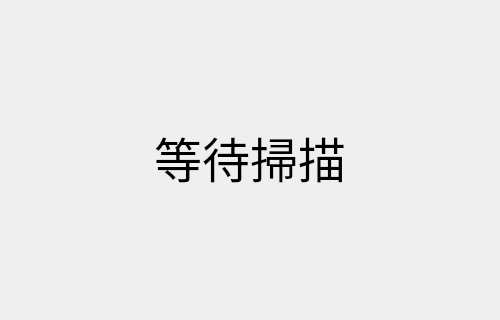
The window that src/main/resources/base/panel.ui (redbug312/ntuoc13-punch-clock) describes before a commit, drawn with Qt 5; both pictures show x 0 to 500 and y 132 to 452 of the 500 by 600 pixel window.
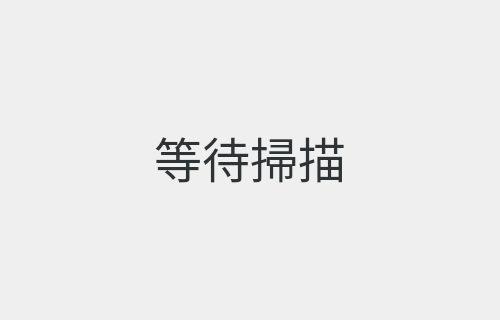
The same window after the commit.

Commit message: Adopt fonts for panel

Patch:
```diff
--- a/src/main/resources/base/panel.ui
+++ b/src/main/resources/base/panel.ui
@@ -18,7 +18,7 @@
     <item>
      <widget class="QLabel" name="infoLabel">
       <property name="text">
-       <string>&lt;p align=&quot;center&quot; style=&quot;font-size:36pt&quot;&gt;等待掃描&lt;/p&gt;</string>
+       <string>&lt;html&gt;&lt;head/&gt;&lt;body&gt;&lt;p align=&quot;center&quot;&gt;&lt;span style=&quot; font-size:36pt; color:#2e3436;&quot;&gt;等待掃描&lt;/span&gt;&lt;/p&gt;&lt;/body&gt;&lt;/html&gt;</string>
       </property>
      </widget>
     </item>
```
The commit also changes 2 other files.
